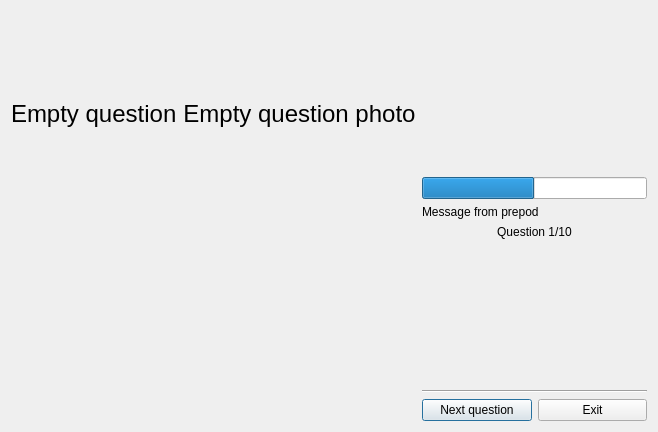
Qt form hackathon-2023/exam.ui (robilkot/BSUIR-hackathon-2023) before a commit.
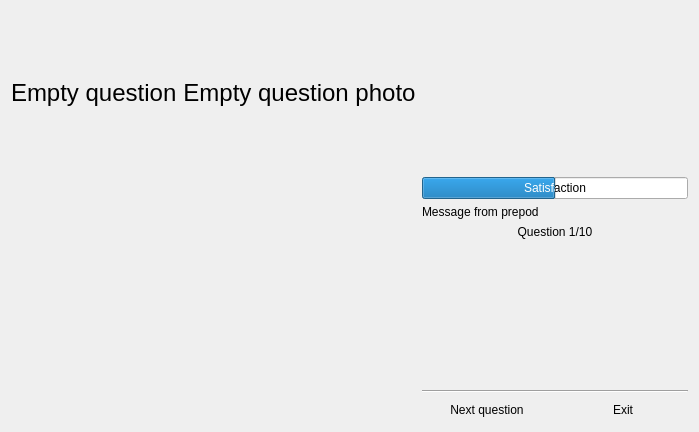
The same form after that commit. Icons and pictures are not drawn.

Diff of the .ui file:
```diff
--- a/hackathon-2023/exam.ui
+++ b/hackathon-2023/exam.ui
@@ -9,7 +9,7 @@
    <rect>
     <x>0</x>
     <y>0</y>
-    <width>658</width>
+    <width>699</width>
     <height>432</height>
    </rect>
   </property>
@@ -58,6 +58,9 @@
          <property name="value">
           <number>50</number>
          </property>
+         <property name="alignment">
+          <set>Qt::AlignCenter</set>
+         </property>
          <property name="textVisible">
           <bool>true</bool>
          </property>
@@ -65,7 +68,7 @@
           <bool>false</bool>
          </property>
          <property name="format">
-          <string/>
+          <string>Satisfaction</string>
          </property>
         </widget>
        </item>
@@ -116,6 +119,9 @@
            <property name="text">
             <string>Next question</string>
            </property>
+           <property name="flat">
+            <bool>true</bool>
+           </property>
           </widget>
          </item>
          <item>
@@ -123,6 +129,9 @@
            <property name="text">
             <string>Exit</string>
            </property>
+           <property name="flat">
+            <bool>true</bool>
+           </property>
           </widget>
          </item>
         </layout>
@@ -132,7 +141,7 @@
     </layout>
    </item>
    <item row="0" column="0">
-    <layout class="QVBoxLayout" name="testLayout" stretch="1,1">
+    <layout class="QVBoxLayout" name="testLayout" stretch="2,3">
      <item>
       <layout class="QHBoxLayout" name="questionLayout">
        <item>
```
